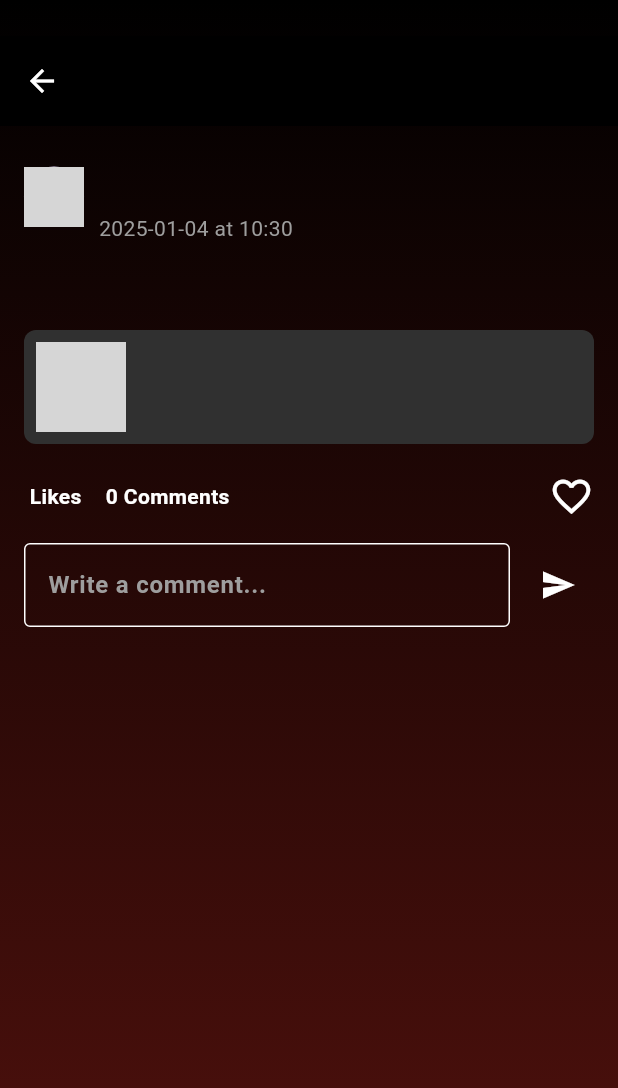
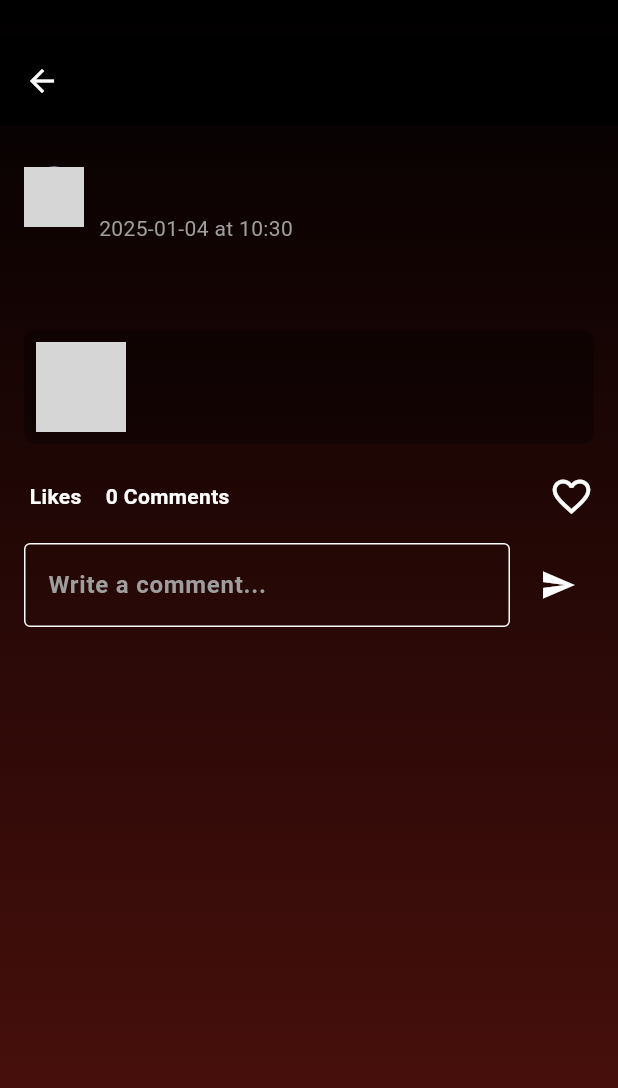
Before and after one commit to yakeen12/GR, a Flutter app: the PostPage screen opened directly with empty values, on a phone screen of 412 x 824 dp. Shown: the top 1088 px of the screen. Run offline on Flutter 3.47's test engine with Material 3 defaults, Android fonts, the phone set to English and light mode, and no system bars; our stand-ins replace get, image_picker, just_audio, marquee, shared_preferences; accounts and stored records are empty; network calls fail; grey boxes are pictures that could not be loaded.

Commit message:
just some chsnge

```diff
--- a/lib/Views/navigation-bar-pages/communities/post_inside.dart
+++ b/lib/Views/navigation-bar-pages/communities/post_inside.dart
@@ -98,7 +98,7 @@ class _PostPageState extends State<PostPage> {
                           },
                           child: Container(
                             decoration: BoxDecoration(
-                              color: Colors.grey[850],
+                              color: const Color.fromARGB(84, 0, 0, 0),
                               borderRadius: BorderRadius.circular(8.0),
                             ),
                             padding: const EdgeInsets.all(8.0),
```
